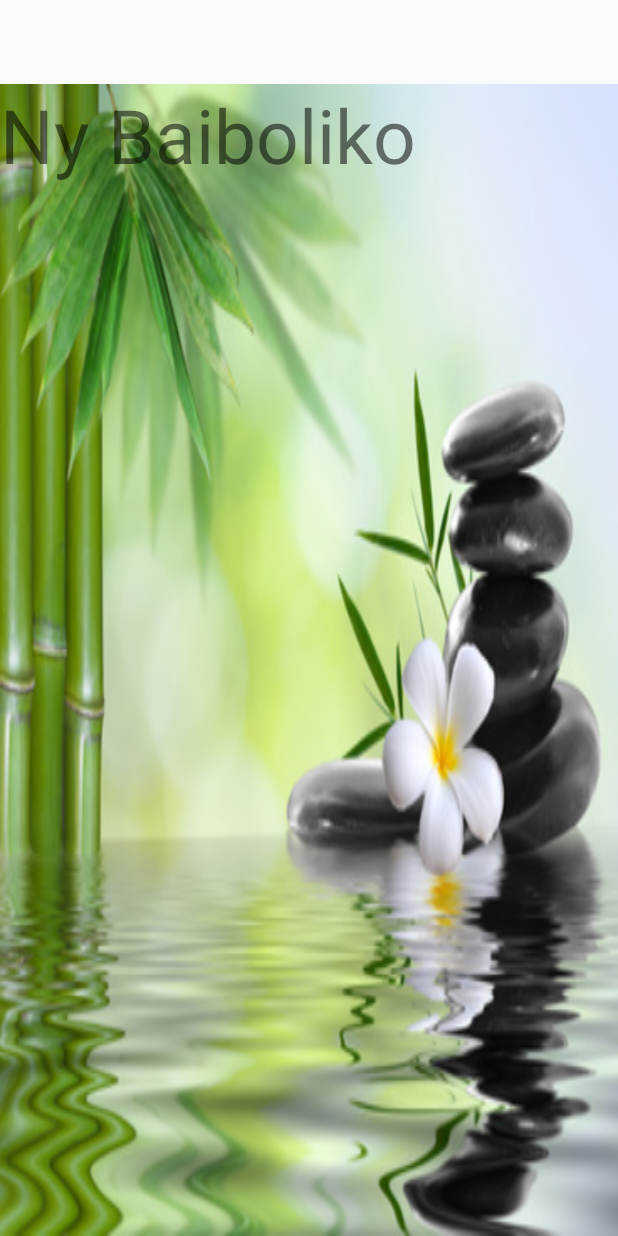
After one commit to alpatrick9/NyBaiboliko, an Android app: the layout loading.xml on its own in the app's theme, with its tools: preview values and no code run, on a phone screen of 412 x 824 dp. The commit adds this screen. Run offline under Robolectric (Android 15) with nearby library versions, the phone set to English and light mode, and no system bars.

Commit message:
loading page

```diff
--- a/app/src/main/AndroidManifest.xml
+++ b/app/src/main/AndroidManifest.xml
@@ -11,15 +11,17 @@
         android:largeHeap="true"
         android:theme="@style/AppTheme">
         <activity
-            android:name=".MainActivity"
+            android:name=".LoadingActivity"
             android:label="@string/app_name"
-            android:theme="@style/AppTheme.NoActionBar">
+            android:theme="@style/AppTheme.NoActionBar"
+            android:screenOrientation="portrait">
             <intent-filter>
                 <action android:name="android.intent.action.MAIN" />
 
                 <category android:name="android.intent.category.LAUNCHER" />
             </intent-filter>
         </activity>
+        <activity android:name=".MainActivity"></activity>
     </application>
 
 </manifest>
--- a/app/src/main/res/layout/baiboly_fragment.xml
+++ b/app/src/main/res/layout/baiboly_fragment.xml
@@ -11,8 +11,7 @@
             android:id="@+id/tabHost"
             android:layout_width="match_parent"
             android:layout_height="match_parent"
-            android:layout_marginBottom="?attr/actionBarSize"
-            android:layout_below="@+id/add">
+            android:layout_marginBottom="?attr/actionBarSize">
 
             <LinearLayout
                 android:layout_width="match_parent"
--- /dev/null
+++ b/app/src/main/res/layout/loading.xml
@@ -0,0 +1,18 @@
+<?xml version="1.0" encoding="utf-8"?>
+<android.support.design.widget.CoordinatorLayout xmlns:android="http://schemas.android.com/apk/res/android"
+    xmlns:app="http://schemas.android.com/apk/res-auto"
+    android:orientation="vertical" android:layout_width="match_parent"
+    android:layout_height="match_parent"
+    android:fitsSystemWindows="true">
+    <RelativeLayout
+        android:layout_width="match_parent"
+        android:layout_height="match_parent"
+        android:background="@drawable/entete_slide_menu"
+        android:id="@+id/loading">
+        <TextView
+            android:layout_width="wrap_content"
+            android:layout_height="wrap_content"
+            android:textSize="50dp"
+            android:text="@string/app_name"/>
+    </RelativeLayout>
+</android.support.design.widget.CoordinatorLayout>
--- a/app/src/main/res/values/strings.xml
+++ b/app/src/main/res/values/strings.xml
@@ -6,7 +6,6 @@
     <string name="ff">Fihirana fanampiny</string>
     <string name="drawer_open">Sokafana</string>
     <string name="drawer_close">Akatona</string>
-    <string name="message">Vita ny fampidirana ny Baiboly</string>
     <string name="message_quitte">Akatona ve?</string>
     <string name="bible_section">Baiboly</string>
     <string name="ffpm_section">Fihirana FFPM</string>
```
Also changed, not shown: app/src/main/java/com/patrick/developer/nybaiboliko/LoadingActivity.java (added, +137 -0 lines), app/src/main/java/com/patrick/developer/nybaiboliko/MainActivity.java (+0 -94 lines), app/src/main/res/anim/start_anim.xml (added, +11 -0 lines), 1 other file.
